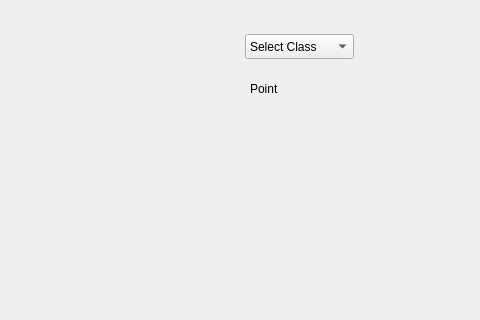
Qt form YSA-Proje/mainwindow.ui (Murat0zer/ysa-projesi) before a commit; both pictures show x 720 to 1200 and y 0 to 320 of the 1200 by 660 pixel window.
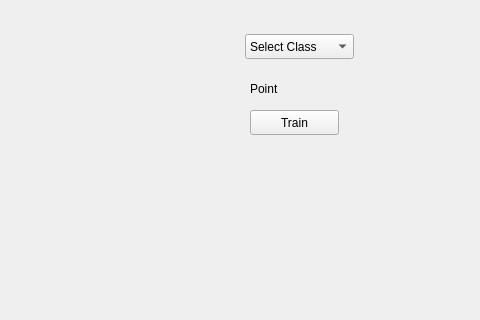
The same form after that commit.

The edit to the form file:
```diff
--- a/YSA-Proje/mainwindow.ui
+++ b/YSA-Proje/mainwindow.ui
@@ -50,8 +50,8 @@
      <rect>
       <x>10</x>
       <y>10</y>
-      <width>924</width>
-      <height>474</height>
+      <width>925</width>
+      <height>475</height>
      </rect>
     </property>
     <layout class="QGridLayout" name="gridLayout"/>
@@ -69,6 +69,19 @@
      <string>Point</string>
     </property>
    </widget>
+   <widget class="QPushButton" name="pushButtonTrain">
+    <property name="geometry">
+     <rect>
+      <x>970</x>
+      <y>110</y>
+      <width>89</width>
+      <height>25</height>
+     </rect>
+    </property>
+    <property name="text">
+     <string>Train</string>
+    </property>
+   </widget>
   </widget>
   <widget class="QMenuBar" name="menuBar">
    <property name="geometry">
```
